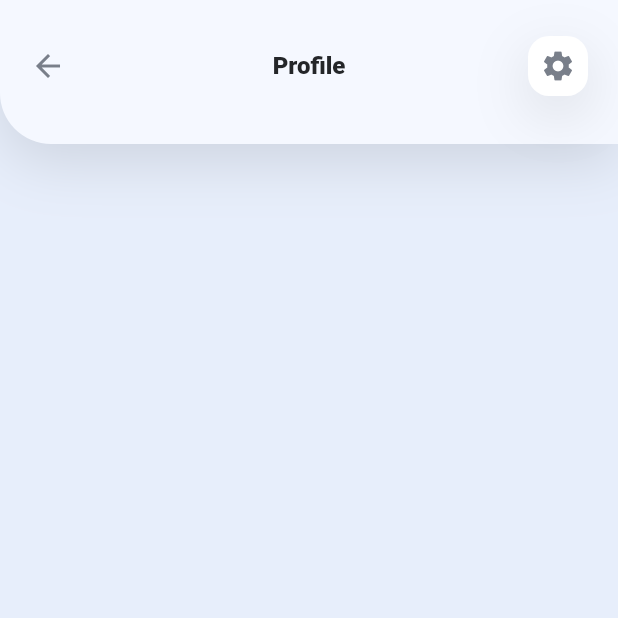
After one commit to kensukefurusato/dart_tutorial, a Flutter app: the ProfileScreen screen opened directly, on a phone screen of 412 x 824 dp, the top half of it. The commit adds this screen. Run offline on Flutter 3.47's test engine with Material 2 defaults, Android fonts, the phone set to English and light mode, and no system bars; our stand-ins replace sliding_up_panel; statements that could not run were skipped.

Commit message:
1/12コミット

```diff
--- /dev/null
+++ b/lib/screens/profile_screen.dart
@@ -0,0 +1,93 @@
+import 'dart:io';
+
+import 'package:flutter/cupertino.dart';
+import 'package:flutter/material.dart';
+import 'package:flutter_app/constants.dart';
+
+class ProfileScreen extends StatelessWidget {
+  @override
+  Widget build(BuildContext context) {
+    return Scaffold(
+      backgroundColor: kBackgroundColor,
+      body: Column(
+        children: [
+          Container(
+            decoration: BoxDecoration(
+              color: kCardPopupBackgroundColor,
+              borderRadius: BorderRadius.only(
+                bottomLeft: Radius.circular(34.0),),
+              boxShadow: [
+                BoxShadow(
+                  color: kShadowColor,
+                  offset: Offset(0, 12),
+                  blurRadius: 32.0,
+                ),
+              ],
+            ),
+           child: SafeArea(
+             bottom: false,
+             child: Column(
+               children: [
+                 Padding(padding: EdgeInsets.only(
+                   top: 24.0,
+                   bottom: 32.0,
+                   left: 20.0,
+                   right: 20.0,
+                 ),
+                  child: Row(
+                   mainAxisAlignment: MainAxisAlignment.spaceBetween,
+                   children: [
+                     RawMaterialButton(
+                     materialTapTargetSize: MaterialTapTargetSize.shrinkWrap,
+                     constraints: BoxConstraints(
+                       minWidth: 40.0,
+                       maxWidth: 40.0,
+                       maxHeight: 24.0
+                     ),
+                     highlightColor: Colors.transparent,
+                     splashColor: Colors.transparent,
+                     onPressed: () {
+                       Navigator.of(context).pop();
+                     },
+                       child: Row(
+                       mainAxisAlignment: MainAxisAlignment.start,
+                       children: [
+                         Icon(Icons.arrow_back,color: kSecondaryLabelColor,
+                         ),
+                       ],
+                     ),
+                   ),
+                     Text("Profile",
+                     style: kCalloutLabelStyle,
+                     ),
+                     Container(
+                       width: 40.0,
+                       height: 40.0,
+                     decoration: BoxDecoration(
+                       color: Colors.white,
+                       borderRadius: BorderRadius.circular(14.0),
+                       boxShadow: [
+                         BoxShadow(
+                           color: kShadowColor,
+                           offset: Offset(0, 12),
+                           blurRadius: 32.0,
+                         )
+                       ]
+                     ),
+                       child: Icon(
+                         Platform.isAndroid ? Icons.settings : CupertinoIcons.settings_solid,
+                         color: kSecondaryLabelColor,
+                       ),
+                     ),
+                   ],
+                 ),
+                 ),
+               ],
+             ),
+           ),
+          ),
+        ],
+      ),
+    );
+  }
+}
```
Also changed, not shown: lib/components/cards/course_sections_card.dart (added, +73 -0 lines), lib/components/home_screen_navbar.dart (+10 -3 lines), lib/components/lists/course_sections_list.dart (added, +44 -0 lines), lib/screens/course_screen.dart (+1 -158 lines), lib/screens/course_sections_screen.dart (added, +55 -0 lines).
